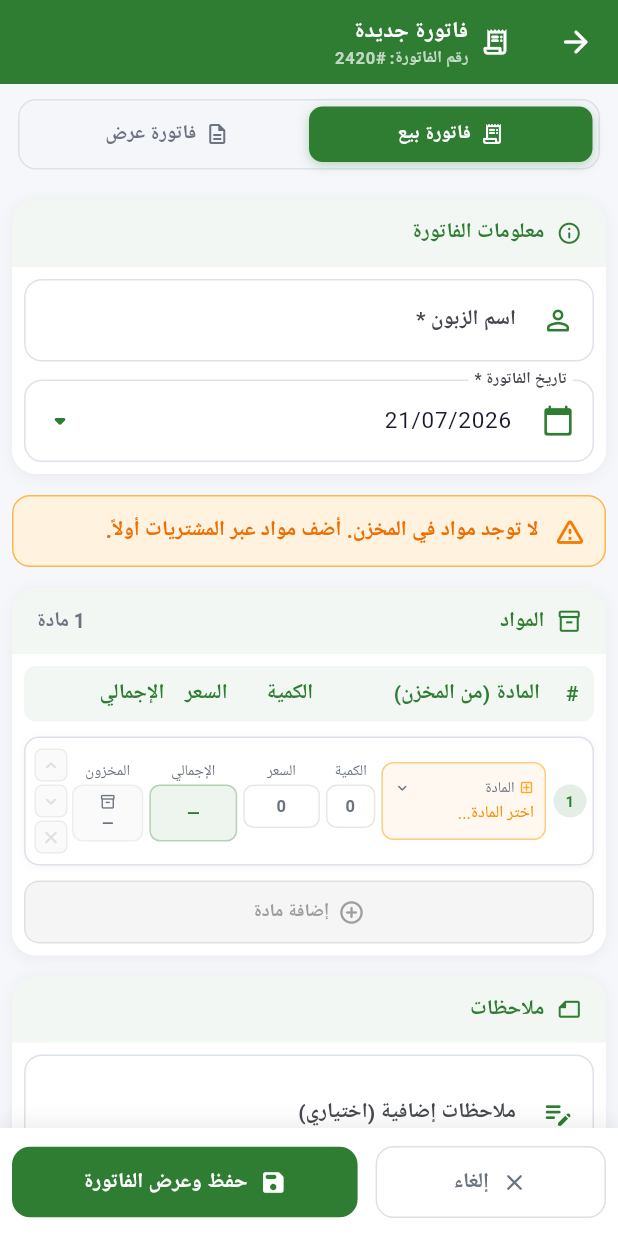
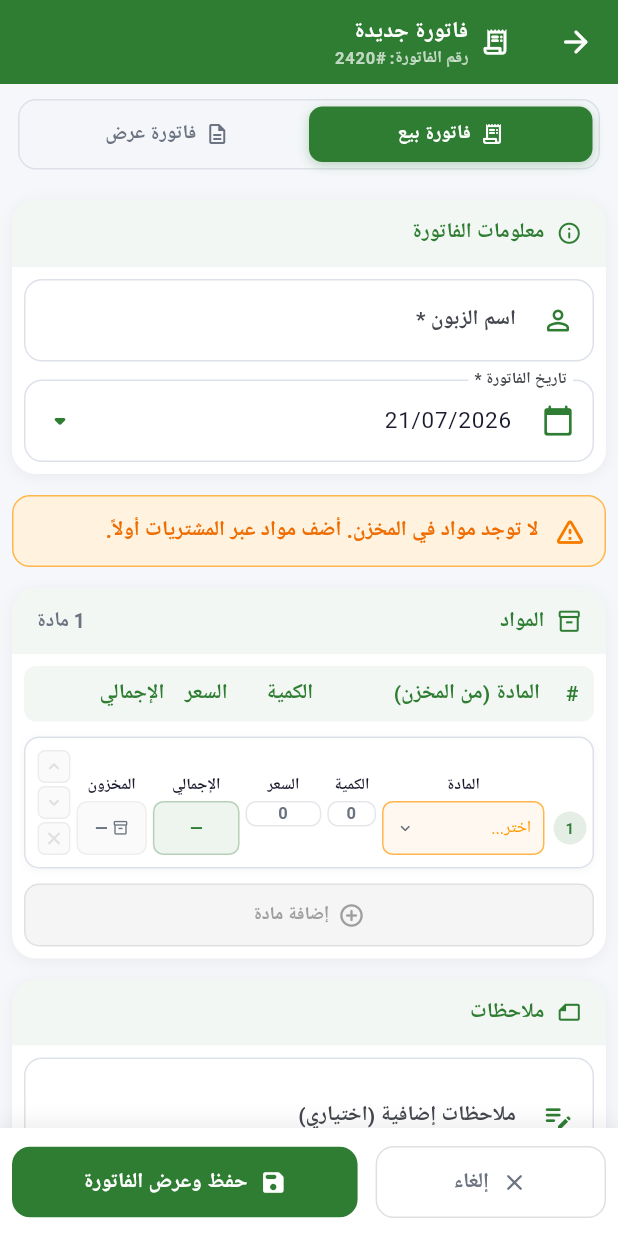
Before and after one commit to omarshark1985-cyber/Vinex-Tech, a Flutter app: the _InvoiceFormSheet screen opened directly, on a phone screen of 412 x 824 dp. Run offline on Flutter 3.47's test engine with Material 3 defaults, Android fonts, the phone set to English and light mode, and no system bars; our stand-ins replace cloud_firestore, firebase_core, hive, hive_flutter, pdf, printing; missing offline and left inert: dart:js_interop, excel; accounts and stored records are empty; network calls fail.

Commit message:
fix: unified field height 36px + bold label outside field in same row alignment

```diff
--- a/lib/screens/sales_screen.dart
+++ b/lib/screens/sales_screen.dart
@@ -2274,104 +2274,128 @@ class _ItemRowWidgetState extends State<_ItemRowWidget> {
       child: Column(
         crossAxisAlignment: CrossAxisAlignment.stretch,
         children: [
-          // ─────────────────────────────────────────────────────────────────
-          // الصف الرئيسي — كل الحقول في سطر واحد مع توزيع نسبي بـ Expanded
-          // flex المعيار:
-          //   • المادة   → flex 30  (أطول اسم → أكبر مساحة)
-          //   • الكمية   → flex  9  (رقم قصير)
-          //   • السعر    → flex 14  (5 أرقام + IQD)
-          //   • الإجمالي → flex 16  (7 أرقام + IQD)
-          //   • المخزون  → flex 13  (رقم + وحدة + أيقونة)
-          // ─────────────────────────────────────────────────────────────────
           LayoutBuilder(
-            builder: (context, constraints) {
-              // حجم الخط يتناسب مع العرض المتاح
-              final w      = constraints.maxWidth;
-              final fSize  = w < 340 ? 10.0 : (w < 420 ? 11.0 : 12.0);
-              final lSize  = w < 340 ?  9.0 : (w < 420 ? 10.0 : 11.0);
-              final fldH   = w < 340 ? 34.0 : 38.0;
+            builder: (ctx, bc) {
+              final w     = bc.maxWidth;
+              final fSize = w < 340 ? 10.0 : (w < 420 ? 11.0 : 12.0);
+              final lSize = w < 340 ?  9.5 : (w < 420 ? 10.5 : 11.0);
+              // ارتفاع موحّد لجميع حقول الإدخال — يُستخدم في كل خلية
+              const fldH  = 36.0;
 
               return Padding(
-                padding: const EdgeInsets.fromLTRB(6, 7, 4, 7),
+                padding: const EdgeInsets.fromLTRB(8, 8, 4, 8),
                 child: Row(
-                  crossAxisAlignment: CrossAxisAlignment.center,
-                  children: [
-
-                    // ① رقم التسلسل — دائرة ثابتة صغيرة
-                    _seqBadge(fSize),
-                    const SizedBox(width: 5),
-
-                    // ② المادة — أكبر حصة من العرض (flex 30)
+                  crossAxisAlignment: CrossAxisAlignment.end,
+                  children: [
+
+                    // ══════════════════════════════════════════════════════════
+                    // ① رقم التسلسل — مثبّت في المنتصف عمودياً
+                    // ══════════════════════════════════════════════════════════
+                    Padding(
+                      padding: EdgeInsets.only(
+                        bottom: (fldH - 22) / 2,   // يتوسّط مع الحقول
+                      ),
+                      child: _seqBadge(fSize),
+                    ),
+                    const SizedBox(width: 6),
+
+                    // ══════════════════════════════════════════════════════════
+                    // ② المادة flex 30 — التسمية Bold خارج الحقل + حقل بارتفاع fldH
+                    // ══════════════════════════════════════════════════════════
                     Expanded(
                       flex: 30,
-                      child: _materialField(sel, fSize, lSize, fldH),
+                      child: _col(
+                        label: 'المادة',
+                        lSize: lSize,
+                        child: _materialInput(sel, fSize, fldH),
+                      ),
                     ),
                     const SizedBox(width: 4),
 
-                    // ③ الكمية — flex 9 (أرقام صغيرة)
+                    // ══════════════════════════════════════════════════════════
+                    // ③ الكمية flex 9
+                    // ══════════════════════════════════════════════════════════
                     Expanded(
                       flex: 9,
-                      child: _numField(
+                      child: _col(
+                        label: 'الكمية',
+                        lSize: lSize,
+                        child: _numInput(
                           ctrl: widget.rowCtrl.qtyCtrl,
                           hint: '0',
-                        label: 'الكمية',
+                          fSize: fSize,
+                          fldH: fldH,
                           onChanged: widget.onChanged,
-                        fSize: fSize,
-                        lSize: lSize,
-                        fldH: fldH,
+                        ),
                       ),
                     ),
                     const SizedBox(width: 4),
 
-                    // ④ السعر — flex 14
+                    // ══════════════════════════════════════════════════════════
+                    // ④ السعر flex 14
+                    // ══════════════════════════════════════════════════════════
                     Expanded(
                       flex: 14,
-                      child: _numField(
+                      child: _col(
+                        label: 'السعر',
+                        lSize: lSize,
+                        child: _numInput(
                           ctrl: widget.rowCtrl.priceCtrl,
                           hint: '0',
-                        label: 'السعر',
+                          fSize: fSize,
+                          fldH: fldH,
                           onChanged: widget.onChanged,
-                        fSize: fSize,
-                        lSize: lSize,
-                        fldH: fldH,
+                        ),
                       ),
                     ),
                     const SizedBox(width: 4),
 
-                    // ⑤ الإجمالي — flex 16 (أكبر رقم + IQD)
+                    // ══════════════════════════════════════════════════════════
+                    // ⑤ الإجمالي flex 16
+                    // ══════════════════════════════════════════════════════════
                     Expanded(
                       flex: 16,
-                      child: _totalCell(
+                      child: _col(
+                        label: 'الإجمالي',
+                        lSize: lSize,
+                        child: _totalInput(
                           widget.rowCtrl.lineTotal,
-                        fSize, lSize, fldH,
+                          fSize, fldH,
+                        ),
                       ),
                     ),
                     const SizedBox(width: 4),
 
-                    // ⑥ المخزون — flex 13
+                    // ══════════════════════════════════════════════════════════
+                    // ⑥ المخزون flex 13
+                    // ══════════════════════════════════════════════════════════
                     Expanded(
                       flex: 13,
-                      child: _stockCell(
+                      child: _col(
+                        label: 'المخزون',
+                        lSize: lSize,
+                        child: _stockInput(
                           sBg, sBdr, sClr, sIco, sQty,
-                        fSize, lSize, fldH,
-                      ),
-                    ),
-                    const SizedBox(width: 3),
-
-                    // ⑦ أزرار ▲ ▼ ✕ — عمود ثابت 22px
-                    _actionButtons(),
+                          fSize, fldH,
+                        ),
+                      ),
+                    ),
+                    const SizedBox(width: 4),
+
+                    // ══════════════════════════════════════════════════════════
+                    // ⑦ أزرار ▲ ▼ ✕ — محاذاة أسفل مع الحقول
+                    // ══════════════════════════════════════════════════════════
+                    _actionButtons(fldH),
                   ],
                 ),
               );
             },
           ),
 
-          // ─────────────────────────────────────────────────────────────────
           // قائمة البحث المنسدلة
-          // ─────────────────────────────────────────────────────────────────
           if (_showSearch)
             Padding(
-              padding: const EdgeInsets.fromLTRB(6, 0, 6, 7),
+              padding: const EdgeInsets.fromLTRB(8, 0, 8, 8),
               child: _searchDropdown(),
             ),
         ],
@@ -2379,6 +2403,9 @@ class _ItemRowWidgetState extends State<_ItemRowWidget> {
     );
   }
 
+  // ══════════════════════════════════════════════════════════════════════════════
+  // مساعد: عمود = تسمية Bold + حقل — التسمية دائماً خارج الحقل
+  // ══════════════════════════════════════════════════════════════════════════════
   // ── دائرة التسلسل ────────────────────────────────────────────────────────────
   Widget _seqBadge(double fSize) {
     return Container(
@@ -2399,8 +2426,35 @@ class _ItemRowWidgetState extends State<_ItemRowWidget> {
     );
   }
 
-  // ── حقل المادة ──────────────────────────────────────────────────────────────
-  Widget _materialField(InventoryItem? sel, double fSize, double lSize, double fldH) {
+  Widget _col({
+    required String label,
+    required double lSize,
+    required Widget child,
+  }) {
+    return Column(
+      crossAxisAlignment: CrossAxisAlignment.center,
+      mainAxisSize: MainAxisSize.min,
+      children: [
+        Text(
+          label,
+          style: TextStyle(
+            fontSize: lSize,
+            fontWeight: FontWeight.bold,
+            color: AppTheme.textDark,
+          ),
+          textAlign: TextAlign.center,
+          overflow: TextOverflow.ellipsis,
+        ),
+        const SizedBox(height: 4),
+        child,
+      ],
+    );
+  }
+
+  // ══════════════════════════════════════════════════════════════════════════════
+  // حقل المادة — ارتفاع fldH مثل باقي الحقول
+  // ══════════════════════════════════════════════════════════════════════════════
+  Widget _materialInput(InventoryItem? sel, double fSize, double fldH) {
     return GestureDetector(
       onTap: () {
         setState(() {
@@ -2409,92 +2463,63 @@ class _ItemRowWidgetState extends State<_ItemRowWidget> {
           _searchCtrl.clear();
         });
         if (_showSearch) {
-          Future.delayed(const Duration(milliseconds: 80),
-              () => _searchFocus.requestFocus());
+          Future.delayed(
+              const Duration(milliseconds: 80), () => _searchFocus.requestFocus());
         } else {
           _searchFocus.unfocus();
         }
       },
       child: Container(
-        height: fldH + 14,   // أطول قليلاً لأنه يحمل تسمية + قيمة
-        padding: const EdgeInsets.symmetric(horizontal: 7, vertical: 4),
+        height: fldH,
+        padding: const EdgeInsets.symmetric(horizontal: 8),
         decoration: BoxDecoration(
           color: _showSearch
-              ? AppTheme.salesColor.withValues(alpha: 0.05)
+              ? AppTheme.salesColor.withValues(alpha: 0.04)
               : (sel != null ? const Color(0xFFF9FAFB) : const Color(0xFFFFF8F0)),
-          borderRadius: BorderRadius.circular(8),
+          borderRadius: BorderRadius.circular(7),
           border: Border.all(
             color: _showSearch
                 ? AppTheme.salesColor
-                : (sel != null ? const Color(0xFFDDE1EA) : Colors.orange.shade200),
+                : (sel != null ? const Color(0xFFDDE1EA) : Colors.orange.shade300),
             width: _showSearch ? 1.5 : 1,
           ),
         ),
-        child: Column(
-          mainAxisAlignment: MainAxisAlignment.center,
-          crossAxisAlignment: CrossAxisAlignment.start,
-          children: [
-            Row(
-              children: [
-                Icon(
-                  sel != null ? Icons.inventory_2_rounded : Icons.add_box_outlined,
-                  size: lSize,
-                  color: sel != null ? AppTheme.salesColor : Colors.orange.shade400,
-                ),
-                const SizedBox(width: 3),
-                Text(
-                  'المادة',
-                  style: TextStyle(
-                    fontSize: lSize,
-                    color: AppTheme.textGrey,
-                    fontWeight: FontWeight.w500,
-                  ),
-                ),
-                const Spacer(),
+        child: Row(
+          children: [
+            Expanded(
+              child: Text(
+                sel?.itemName ?? 'اختر...',
+                style: TextStyle(
+                  fontSize: fSize,
+                  fontWeight: sel != null ? FontWeight.bold : FontWeight.normal,
+                  color: sel != null ? AppTheme.textDark : Colors.orange.shade500,
+                ),
+                overflow: TextOverflow.ellipsis,
+                maxLines: 1,
+              ),
+            ),
             Icon(
               _showSearch ? Icons.expand_less_rounded : Icons.expand_more_rounded,
-                  size: lSize + 2,
-                  color: AppTheme.textGrey,
-                ),
-              ],
-            ),
-            const SizedBox(height: 2),
-            Text(
-              sel?.itemName ?? 'اختر المادة...',
-              style: TextStyle(
-                fontSize: fSize,
-                fontWeight: sel != null ? FontWeight.bold : FontWeight.normal,
-                color: sel != null ? AppTheme.textDark : Colors.orange.shade600,
-              ),
-              overflow: TextOverflow.ellipsis,
-              maxLines: 1,
-            ),
-          ],
-        ),
-      ),
-    );
-  }
-
-  // ── حقل رقمي مع تسمية ───────────────────────────────────────────────────────
-  Widget _numField({
+              size: fSize + 2,
+              color: _showSearch ? AppTheme.salesColor : AppTheme.textGrey,
+            ),
+          ],
+        ),
+      ),
+    );
+  }
+
+  // ══════════════════════════════════════════════════════════════════════════════
+  // حقل رقمي — ارتفاع fldH
+  // ══════════════════════════════════════════════════════════════════════════════
+  Widget _numInput({
     required TextEditingController ctrl,
     required String hint,
-    required String label,
+    required double fSize,
+    required double fldH,
     required VoidCallback onChanged,
-    required double fSize,
-    required double lSize,
-    required double fldH,
   }) {
-    return Column(
-      mainAxisSize: MainAxisSize.min,
-      children: [
-        Text(
-          label,
-          style: TextStyle(fontSize: lSize, color: AppTheme.textGrey, fontWeight: FontWeight.w500),
-          textAlign: TextAlign.center,
-        ),
-        const SizedBox(height: 2),
-        SizedBox(
+    return SizedBox(
       height: fldH,
       child: TextField(
         controller: ctrl,
@@ -2506,7 +2531,7 @@ class _ItemRowWidgetState extends State<_ItemRowWidget> {
           hintText: hint,
           hintStyle: TextStyle(fontSize: fSize, color: AppTheme.textGrey),
           isDense: true,
-              contentPadding: const EdgeInsets.symmetric(horizontal: 2, vertical: 6),
+          contentPadding: const EdgeInsets.symmetric(horizontal: 4, vertical: 0),
           border: OutlineInputBorder(
             borderRadius: BorderRadius.circular(7),
             borderSide: const BorderSide(color: AppTheme.divider),
@@ -2521,26 +2546,17 @@ class _ItemRowWidgetState extends State<_ItemRowWidget> {
           ),
         ),
       ),
-        ),
-      ],
-    );
-  }
-
-  // ── خلية الإجمالي ────────────────────────────────────────────────────────────
-  Widget _totalCell(double total, double fSize, double lSize, double fldH) {
-    return Column(
-      mainAxisSize: MainAxisSize.min,
-      children: [
-        Text(
-          'الإجمالي',
-          style: TextStyle(fontSize: lSize, color: AppTheme.textGrey, fontWeight: FontWeight.w500),
-          textAlign: TextAlign.center,
-        ),
-        const SizedBox(height: 2),
-        Container(
+    );
+  }
+
+  // ══════════════════════════════════════════════════════════════════════════════
+  // خلية الإجمالي — ارتفاع fldH
+  // ══════════════════════════════════════════════════════════════════════════════
+  Widget _totalInput(double total, double fSize, double fldH) {
+    return Container(
       height: fldH,
       alignment: Alignment.center,
-          padding: const EdgeInsets.symmetric(horizontal: 3),
+      padding: const EdgeInsets.symmetric(horizontal: 4),
       decoration: BoxDecoration(
         color: AppTheme.salesColor.withValues(alpha: 0.08),
         borderRadius: BorderRadius.circular(7),
@@ -2558,27 +2574,18 @@ class _ItemRowWidgetState extends State<_ItemRowWidget> {
           textAlign: TextAlign.center,
         ),
       ),
-        ),
-      ],
-    );
-  }
-
-  // ── خلية المخزون ─────────────────────────────────────────────────────────────
-  Widget _stockCell(Color bg, Color bdr, Color clr, IconData ico, String qty,
-      double fSize, double lSize, double fldH) {
-    return Column(
-      mainAxisSize: MainAxisSize.min,
-      children: [
-        Text(
-          'المخزون',
-          style: TextStyle(fontSize: lSize, color: AppTheme.textGrey, fontWeight: FontWeight.w500),
-          textAlign: TextAlign.center,
-        ),
-        const SizedBox(height: 2),
-        Container(
+    );
+  }
+
+  // ══════════════════════════════════════════════════════════════════════════════
+  // خلية المخزون — ارتفاع fldH
+  // ══════════════════════════════════════════════════════════════════════════════
+  Widget _stockInput(Color bg, Color bdr, Color clr, IconData ico, String qty,
+      double fSize, double fldH) {
+    return Container(
       height: fldH,
       alignment: Alignment.center,
-          padding: const EdgeInsets.symmetric(horizontal: 3, vertical: 3),
+      padding: const EdgeInsets.symmetric(horizontal: 3, vertical: 2),
       decoration: BoxDecoration(
         color: bg,
         borderRadius: BorderRadius.circular(7),
@@ -2586,36 +2593,34 @@ class _ItemRowWidgetState extends State<_ItemRowWidget> {
       ),
       child: FittedBox(
         fit: BoxFit.scaleDown,
-            child: Column(
+        child: Row(
           mainAxisSize: MainAxisSize.min,
           children: [
-                Icon(ico, size: lSize + 1, color: clr),
-                const SizedBox(height: 1),
+            Icon(ico, size: fSize, color: clr),
+            const SizedBox(width: 3),
             Text(
               qty,
               style: TextStyle(
-                    fontSize: lSize,
+                fontSize: fSize,
                 fontWeight: FontWeight.bold,
                 color: clr,
               ),
-                  textAlign: TextAlign.center,
-                ),
-              ],
-            ),
-          ),
-        ),
-      ],
+            ),
+          ],
+        ),
+      ),
     );
   }
 
   // ── أزرار التحريك والحذف ──────────────────────────────────────────────────────
-  Widget _actionButtons() {
-    return SizedBox(
-      width: 22,
-      child: Column(
+  // fldH: ارتفاع الحقول — تُضاف إليه ارتفاع التسمية (lSize + 4) لتوسيط الأزرار
+  Widget _actionButtons(double fldH) {
+    // المجموع الكلي لعمود التسمية + الحقل = (lSize≈11 + 4 gap) + fldH ≈ 55px
+    // الأزرار الثلاثة = 3×22 + 2×2 = 70px — نوسّطها مع محور الحقول
+    return Column(
       mainAxisSize: MainAxisSize.min,
-        children: [
-          // تحريك لأعلى
+      mainAxisAlignment: MainAxisAlignment.end,
+      children: [
         _tinyBtn(
           icon: Icons.keyboard_arrow_up_rounded,
           color: const Color(0xFF5C6BC0),
@@ -2623,7 +2628,6 @@ class _ItemRowWidgetState extends State<_ItemRowWidget> {
           onTap: widget.onMoveUp,
         ),
         const SizedBox(height: 2),
-          // تحريك لأسفل
         _tinyBtn(
           icon: Icons.keyboard_arrow_down_rounded,
           color: const Color(0xFF5C6BC0),
@@ -2631,7 +2635,6 @@ class _ItemRowWidgetState extends State<_ItemRowWidget> {
           onTap: widget.onMoveDown,
         ),
         const SizedBox(height: 2),
-          // حذف
         _tinyBtn(
           icon: Icons.close_rounded,
           color: AppTheme.errorColor,
@@ -2639,7 +2642,6 @@ class _ItemRowWidgetState extends State<_ItemRowWidget> {
           onTap: widget.canDelete ? widget.onDelete : () {},
         ),
       ],
-      ),
     );
   }
 
```
Also changed, not shown: docs/assets/fonts/MaterialIcons-Regular.otf, 3 other files. Lines whose indentation alone changed are shown as unchanged.
